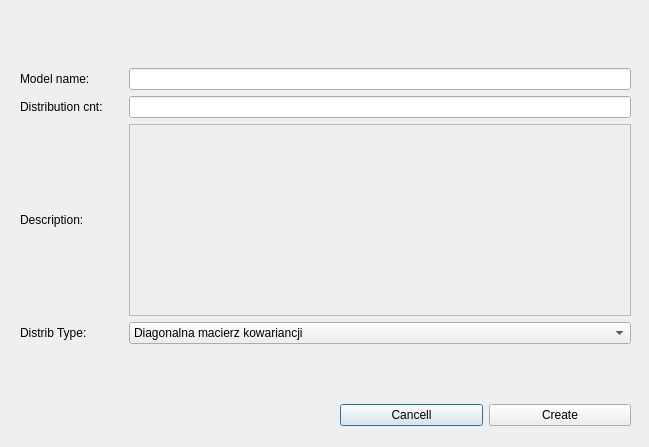
Qt form windows/CreateModelWindow.ui (Erucolindo96/Native-Speaker) before a commit.
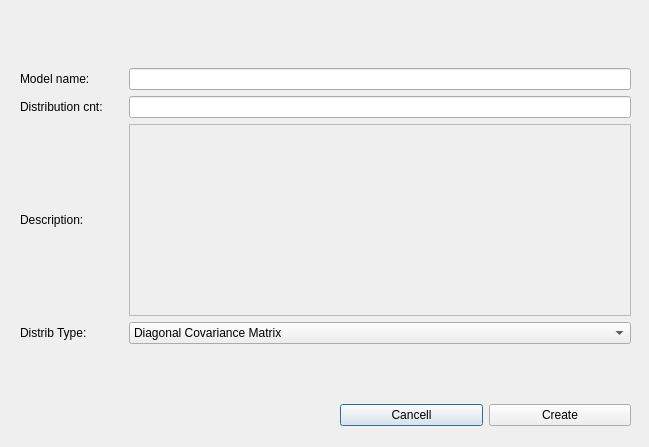
The same form after that commit.

Commit message: Poprawienie UI (zamiana napisów polskich na angielskie)

```diff
--- a/windows/CreateModelWindow.ui
+++ b/windows/CreateModelWindow.ui
@@ -113,7 +113,7 @@
      <widget class="QComboBox" name="comboBox_distrib_type">
       <item>
        <property name="text">
-        <string>Diagonalna macierz kowariancji</string>
+        <string>Diagonal Covariance Matrix</string>
        </property>
       </item>
       <item>
```
Left out of the diff: 2 changed lines with no effect on the pictures. The commit also changes 1 other file.
